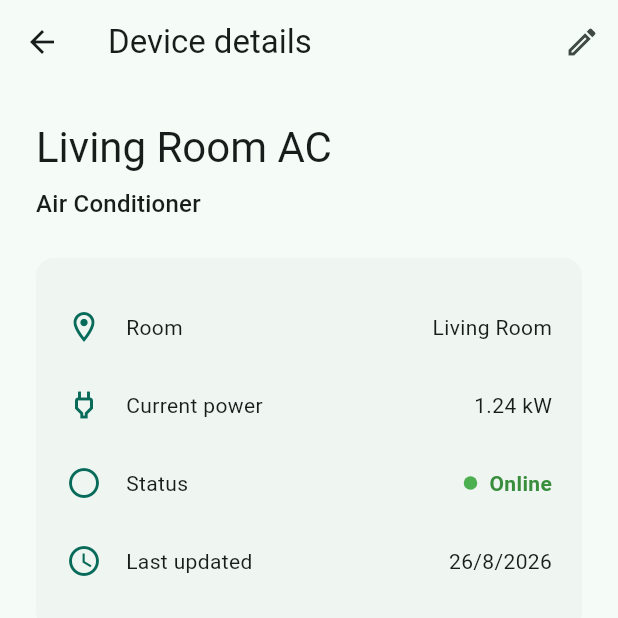
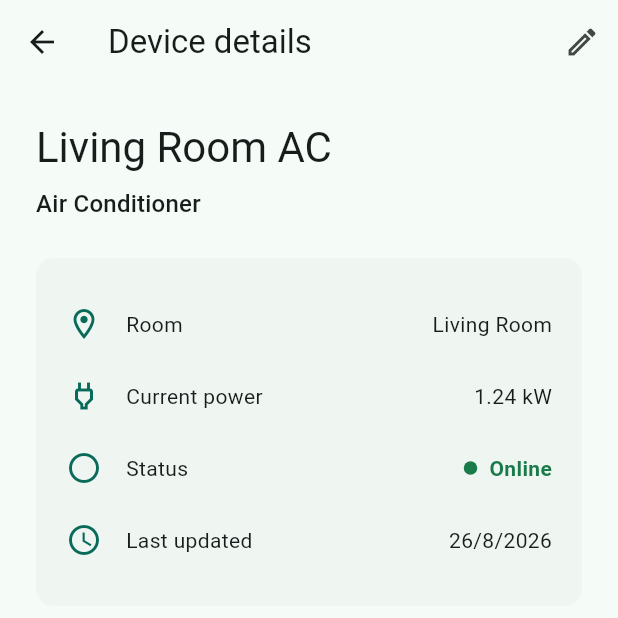
Before and after one commit to Mohamed-Abdulla/wattflow-app, a Flutter app: the screen it shows after launch, after a tap on "Living Room AC", on a phone screen of 412 x 824 dp, the top half of it. Run offline on Flutter 3.47's test engine with Material 3 defaults, Android fonts, the phone set to English and light mode, and no system bars; our stand-ins replace dio, firebase_core, firebase_crashlytics, flutter_riverpod, freezed_annotation, go_router and 1 more; accounts and stored records are empty; generated files the repository leaves out were written again.

Commit message:
feat: implement design system with spacing, sizes, radii, durations, and colors for consistent UI

```diff
--- /dev/null
+++ b/lib/app/theme/app_breakpoints.dart
@@ -0,0 +1,4 @@
+abstract final class AppBreakpoints {
+  static const tablet = 600.0;
+  static const desktop = 900.0;
+}
--- /dev/null
+++ b/lib/app/theme/app_durations.dart
@@ -0,0 +1,5 @@
+abstract final class AppDurations {
+  static const fast = Duration(milliseconds: 150);
+  static const normal = Duration(milliseconds: 250);
+  static const slow = Duration(milliseconds: 350);
+}
--- /dev/null
+++ b/lib/app/theme/app_radii.dart
@@ -0,0 +1,9 @@
+import 'package:flutter/material.dart';
+
+abstract final class AppRadii {
+  static const sm = Radius.circular(8);
+  static const md = Radius.circular(12);
+  static const lg = Radius.circular(16);
+  static const card = BorderRadius.all(md);
+  static const button = BorderRadius.all(md);
+}
--- /dev/null
+++ b/lib/app/theme/app_sizes.dart
@@ -0,0 +1,9 @@
+abstract final class AppSizes {
+  static const minInteractiveDimension = 48.0;
+  static const maxContentWidth = 1200.0;
+  static const formMaxWidth = 560.0;
+  static const iconSm = 18.0;
+  static const iconMd = 24.0;
+  static const iconLg = 40.0;
+  static const statusDot = 9.0;
+}
--- /dev/null
+++ b/lib/app/theme/app_spacing.dart
@@ -0,0 +1,10 @@
+abstract final class AppSpacing {
+  static const xs = 4.0;
+  static const sm = 8.0;
+  static const md = 12.0;
+  static const lg = 16.0;
+  static const xl = 20.0;
+  static const xxl = 24.0;
+  static const xxxl = 32.0;
+  static const section = 48.0;
+}
--- a/lib/app/theme/app_theme.dart
+++ b/lib/app/theme/app_theme.dart
@@ -1,4 +1,8 @@
 import 'package:flutter/material.dart';
+
+import 'app_radii.dart';
+import 'app_sizes.dart';
+import 'wattflow_colors.dart';
 
 abstract final class AppTheme {
   static const _seed = Color(0xFF146B5B);
@@ -7,21 +11,32 @@ abstract final class AppTheme {
       seedColor: _seed,
       brightness: brightness,
     );
+    final brandColors = brightness == Brightness.light
+        ? WattFlowColors.light
+        : WattFlowColors.dark;
     return ThemeData(
       colorScheme: scheme,
       brightness: brightness,
       useMaterial3: true,
       scaffoldBackgroundColor: scheme.surface,
+      extensions: [brandColors],
       inputDecorationTheme: const InputDecorationTheme(
-        border: OutlineInputBorder(),
+        border: OutlineInputBorder(borderRadius: AppRadii.card),
       ),
       cardTheme: const CardThemeData(
         margin: EdgeInsets.zero,
         elevation: 0,
         clipBehavior: Clip.antiAlias,
+        shape: RoundedRectangleBorder(borderRadius: AppRadii.card),
       ),
       filledButtonTheme: FilledButtonThemeData(
-        style: FilledButton.styleFrom(minimumSize: const Size(48, 48)),
+        style: FilledButton.styleFrom(
+          minimumSize: const Size(
+            AppSizes.minInteractiveDimension,
+            AppSizes.minInteractiveDimension,
+          ),
+          shape: const RoundedRectangleBorder(borderRadius: AppRadii.button),
+        ),
       ),
     );
   }
--- /dev/null
+++ b/lib/app/theme/wattflow_colors.dart
@@ -0,0 +1,47 @@
+import 'package:flutter/material.dart';
+
+@immutable
+final class WattFlowColors extends ThemeExtension<WattFlowColors> {
+  const WattFlowColors({
+    required this.online,
+    required this.offline,
+    required this.energyAccent,
+  });
+
+  final Color online;
+  final Color offline;
+  final Color energyAccent;
+
+  static const light = WattFlowColors(
+    online: Color(0xFF197A4A),
+    offline: Color(0xFF667085),
+    energyAccent: Color(0xFF146B5B),
+  );
+
+  static const dark = WattFlowColors(
+    online: Color(0xFF62D994),
+    offline: Color(0xFFB5BBC7),
+    energyAccent: Color(0xFF7ADFCB),
+  );
+
+  @override
+  WattFlowColors copyWith({
+    Color? online,
+    Color? offline,
+    Color? energyAccent,
+  }) => WattFlowColors(
+    online: online ?? this.online,
+    offline: offline ?? this.offline,
+    energyAccent: energyAccent ?? this.energyAccent,
+  );
+
+  @override
+  WattFlowColors lerp(covariant WattFlowColors? other, double t) {
+    if (other == null) return this;
+    return WattFlowColors(
+      online: Color.lerp(online, other.online, t)!,
+      offline: Color.lerp(offline, other.offline, t)!,
+      energyAccent: Color.lerp(energyAccent, other.energyAccent, t)!,
+    );
+  }
+}
--- a/lib/core/widgets/app_widgets.dart
+++ b/lib/core/widgets/app_widgets.dart
@@ -1,4 +1,7 @@
 import 'package:flutter/material.dart';
+
+import '../../app/theme/app_sizes.dart';
+import '../../app/theme/app_spacing.dart';
 
 class ResponsiveContainer extends StatelessWidget {
   const ResponsiveContainer({required this.child, super.key});
@@ -6,8 +9,11 @@ class ResponsiveContainer extends StatelessWidget {
   @override
   Widget build(BuildContext context) => Center(
     child: ConstrainedBox(
-      constraints: const BoxConstraints(maxWidth: 1200),
-      child: Padding(padding: const EdgeInsets.all(24), child: child),
+      constraints: const BoxConstraints(maxWidth: AppSizes.maxContentWidth),
+      child: Padding(
+        padding: const EdgeInsets.all(AppSpacing.xxl),
+        child: child,
+      ),
     ),
   );
 }
@@ -20,7 +26,10 @@ class AppCard extends StatelessWidget {
   Widget build(BuildContext context) => Card(
     child: InkWell(
       onTap: onTap,
-      child: Padding(padding: const EdgeInsets.all(20), child: child),
+      child: Padding(
+        padding: const EdgeInsets.all(AppSpacing.xl),
+        child: child,
+      ),
     ),
   );
 }
@@ -45,11 +54,11 @@ class EmptyState extends StatelessWidget {
           size: 56,
           color: Theme.of(context).colorScheme.primary,
         ),
-        const SizedBox(height: 16),
+        const SizedBox(height: AppSpacing.lg),
         Text(title, style: Theme.of(context).textTheme.titleLarge),
-        const SizedBox(height: 8),
+        const SizedBox(height: AppSpacing.sm),
         Text(message),
-        if (action != null) ...[const SizedBox(height: 20), action!],
+        if (action != null) ...[const SizedBox(height: AppSpacing.xl), action!],
       ],
     ),
   );
--- a/lib/features/devices/presentation/pages/device_details_page.dart
+++ b/lib/features/devices/presentation/pages/device_details_page.dart
@@ -2,6 +2,7 @@ import 'package:flutter/material.dart';
 import 'package:flutter_riverpod/flutter_riverpod.dart';
 import 'package:go_router/go_router.dart';
 
+import '../../../../app/theme/app_spacing.dart';
 import '../../../../core/error/app_failure.dart';
 import '../../../../core/widgets/app_widgets.dart';
 import '../../domain/entities/device.dart';
@@ -71,12 +72,12 @@ class _DeviceDetailsView extends StatelessWidget {
         crossAxisAlignment: CrossAxisAlignment.start,
         children: [
           Text(device.name, style: Theme.of(context).textTheme.headlineMedium),
-          const SizedBox(height: 8),
+          const SizedBox(height: AppSpacing.sm),
           Text(
             device.type.label,
             style: Theme.of(context).textTheme.titleMedium,
           ),
-          const SizedBox(height: 24),
+          const SizedBox(height: AppSpacing.xxl),
           AppCard(
             child: Column(
               children: [
@@ -115,11 +116,11 @@ class _DeviceDetailsView extends StatelessWidget {
     String? value, {
     Widget? trailing,
   }) => Padding(
-    padding: const EdgeInsets.symmetric(vertical: 14),
+    padding: const EdgeInsets.symmetric(vertical: AppSpacing.md),
     child: Row(
       children: [
         Icon(icon, color: Theme.of(context).colorScheme.primary),
-        const SizedBox(width: 16),
+        const SizedBox(width: AppSpacing.lg),
         Expanded(child: Text(label)),
         trailing ?? Text(value ?? ''),
       ],
--- a/lib/features/devices/presentation/pages/device_form_page.dart
+++ b/lib/features/devices/presentation/pages/device_form_page.dart
@@ -5,6 +5,8 @@ import 'package:go_router/go_router.dart';
 import '../../../../core/error/app_failure.dart';
 import '../../../../core/widgets/app_feedback.dart';
 import '../../../../core/widgets/app_widgets.dart';
+import '../../../../app/theme/app_sizes.dart';
+import '../../../../app/theme/app_spacing.dart';
 import '../../domain/entities/device.dart';
 import '../controllers/devices_controller.dart';
 
@@ -90,9 +92,9 @@ class _DeviceFormViewState extends ConsumerState<_DeviceFormView> {
     appBar: AppBar(title: Text(_isEditing ? 'Edit device' : 'Add device')),
     body: Center(
       child: ConstrainedBox(
-        constraints: const BoxConstraints(maxWidth: 560),
+        constraints: const BoxConstraints(maxWidth: AppSizes.formMaxWidth),
         child: Padding(
-          padding: const EdgeInsets.all(24),
+          padding: const EdgeInsets.all(AppSpacing.xxl),
           child: Form(
             key: _formKey,
             child: ListView(
@@ -102,14 +104,14 @@ class _DeviceFormViewState extends ConsumerState<_DeviceFormView> {
                   _isEditing ? 'Update device details' : 'Connect a device',
                   style: Theme.of(context).textTheme.headlineSmall,
                 ),
-                const SizedBox(height: 24),
+                const SizedBox(height: AppSpacing.xxl),
                 TextFormField(
                   controller: _name,
                   textInputAction: TextInputAction.next,
                   decoration: const InputDecoration(labelText: 'Name'),
                   validator: _required,
                 ),
-                const SizedBox(height: 16),
+                const SizedBox(height: AppSpacing.lg),
                 DropdownButtonFormField<DeviceType>(
                   initialValue: _type,
                   decoration: const InputDecoration(labelText: 'Type'),
@@ -124,7 +126,7 @@ class _DeviceFormViewState extends ConsumerState<_DeviceFormView> {
                   onChanged: (value) => setState(() => _type = value),
                   validator: (value) => value == null ? 'Select a type' : null,
                 ),
-                const SizedBox(height: 16),
+                const SizedBox(height: AppSpacing.lg),
                 TextFormField(
                   controller: _room,
                   textInputAction: TextInputAction.done,
@@ -132,12 +134,12 @@ class _DeviceFormViewState extends ConsumerState<_DeviceFormView> {
                   validator: _required,
                   onFieldSubmitted: (_) => _save(),
                 ),
-                const SizedBox(height: 24),
+                const SizedBox(height: AppSpacing.xxl),
                 FilledButton.icon(
                   onPressed: _saving ? null : _save,
                   icon: _saving
                       ? const SizedBox.square(
-                          dimension: 18,
+                          dimension: AppSizes.iconSm,
                           child: CircularProgressIndicator(strokeWidth: 2),
                         )
                       : const Icon(Icons.check),
--- a/lib/features/devices/presentation/pages/device_list_page.dart
+++ b/lib/features/devices/presentation/pages/device_list_page.dart
@@ -2,6 +2,8 @@ import 'package:flutter/material.dart';
 import 'package:flutter_riverpod/flutter_riverpod.dart';
 import 'package:go_router/go_router.dart';
 
+import '../../../../app/theme/app_breakpoints.dart';
+import '../../../../app/theme/app_spacing.dart';
 import '../../../../core/error/app_failure.dart';
 import '../../../../core/widgets/app_feedback.dart';
 import '../../../../core/widgets/app_widgets.dart';
@@ -37,7 +39,7 @@ class _DeviceListPageState extends ConsumerState<DeviceListPage> {
             tooltip: 'Refresh devices',
             icon: const Icon(Icons.refresh),
           ),
-          const SizedBox(width: 8),
+          const SizedBox(width: AppSpacing.sm),
         ],
       ),
       floatingActionButton: FloatingActionButton.extended(
@@ -53,12 +55,12 @@ class _DeviceListPageState extends ConsumerState<DeviceListPage> {
               'Manage your energy devices',
               style: Theme.of(context).textTheme.headlineMedium,
             ),
-            const SizedBox(height: 8),
+            const SizedBox(height: AppSpacing.sm),
             Text(
               'Monitor status and keep device details up to date.',
               style: Theme.of(context).textTheme.bodyLarge,
             ),
-            const SizedBox(height: 24),
+            const SizedBox(height: AppSpacing.xxl),
             Row(
               children: [
                 Expanded(
@@ -75,7 +77,7 @@ class _DeviceListPageState extends ConsumerState<DeviceListPage> {
                     ),
                   ),
                 ),
-                const SizedBox(width: 12),
+                const SizedBox(width: AppSpacing.md),
                 DropdownButton<String>(
                   value: _filter,
                   items: const [
@@ -88,7 +90,7 @@ class _DeviceListPageState extends ConsumerState<DeviceListPage> {
                 ),
               ],
             ),
-            const SizedBox(height: 24),
+            const SizedBox(height: AppSpacing.xxl),
             Expanded(
               child: devices.when(
                 loading: () => const Center(child: CircularProgressIndicator()),
@@ -119,9 +121,10 @@ class _DeviceListPageState extends ConsumerState<DeviceListPage> {
                   }
                   return LayoutBuilder(
                     builder: (context, constraints) {
-                      final columns = constraints.maxWidth >= 900
+                      final columns =
+                          constraints.maxWidth >= AppBreakpoints.desktop
                           ? 3
-                          : constraints.maxWidth >= 600
+                          : constraints.maxWidth >= AppBreakpoints.tablet
                           ? 2
                           : 1;
                       return RefreshIndicator(
@@ -129,12 +132,14 @@ class _DeviceListPageState extends ConsumerState<DeviceListPage> {
                             .read(devicesControllerProvider.notifier)
                             .refresh(),
                         child: GridView.builder(
-                          padding: const EdgeInsets.only(bottom: 90),
+                          padding: const EdgeInsets.only(
+                            bottom: AppSpacing.section,
+                          ),
                           gridDelegate:
                               SliverGridDelegateWithFixedCrossAxisCount(
                                 crossAxisCount: columns,
-                                crossAxisSpacing: 16,
-                                mainAxisSpacing: 16,
+                                crossAxisSpacing: AppSpacing.lg,
+                                mainAxisSpacing: AppSpacing.lg,
                                 childAspectRatio: columns == 1 ? 2.2 : 1.45,
                               ),
                           itemCount: filtered.length,
--- a/lib/features/devices/presentation/widgets/device_card.dart
+++ b/lib/features/devices/presentation/widgets/device_card.dart
@@ -1,4 +1,7 @@
 import 'package:flutter/material.dart';
+
+import '../../../../app/theme/app_sizes.dart';
+import '../../../../app/theme/app_spacing.dart';
 import '../../domain/entities/device.dart';
 import 'device_status_indicator.dart';
 
@@ -19,14 +22,14 @@ class DeviceCard extends StatelessWidget {
     child: InkWell(
       onTap: onTap,
       child: Padding(
-        padding: const EdgeInsets.all(20),
+        padding: const EdgeInsets.all(AppSpacing.xl),
         child: Column(
           crossAxisAlignment: CrossAxisAlignment.start,
           children: [
             Row(
               children: [
                 CircleAvatar(child: Icon(_icon(device.type))),
-                const SizedBox(width: 14),
+                const SizedBox(width: AppSpacing.xl),
                 Expanded(
                   child: Column(
                     crossAxisAlignment: CrossAxisAlignment.start,
@@ -55,7 +58,7 @@ class DeviceCard extends StatelessWidget {
                 ),
               ],
             ),
-            const SizedBox(height: 22),
+            const SizedBox(height: AppSpacing.xxl),
             Row(
               children: [
                 Expanded(
@@ -67,15 +70,15 @@ class DeviceCard extends StatelessWidget {
                 ),
               ],
             ),
-            const SizedBox(height: 10),
+            const SizedBox(height: AppSpacing.sm),
             Row(
               children: [
                 Icon(
                   Icons.room_outlined,
-                  size: 18,
+                  size: AppSizes.iconSm,
                   color: Theme.of(context).colorScheme.outline,
                 ),
-                const SizedBox(width: 8),
+                const SizedBox(width: AppSpacing.sm),
                 Text(device.room),
               ],
             ),
--- a/lib/features/devices/presentation/widgets/device_status_indicator.dart
+++ b/lib/features/devices/presentation/widgets/device_status_indicator.dart
@@ -1,30 +1,30 @@
 import 'package:flutter/material.dart';
+
+import '../../../../app/theme/app_sizes.dart';
+import '../../../../app/theme/app_spacing.dart';
+import '../../../../app/theme/wattflow_colors.dart';
 
 class DeviceStatusIndicator extends StatelessWidget {
   const DeviceStatusIndicator({required this.isOnline, super.key});
   final bool isOnline;
   @override
-  Widget build(BuildContext context) => Row(
+  Widget build(BuildContext context) {
+    final colors = Theme.of(context).extension<WattFlowColors>()!;
+    final statusColor = isOnline ? colors.online : colors.offline;
+    return Row(
       mainAxisSize: MainAxisSize.min,
       children: [
         Container(
-        width: 9,
-        height: 9,
-        decoration: BoxDecoration(
-          shape: BoxShape.circle,
-          color: isOnline
-              ? Colors.green
-              : Theme.of(context).colorScheme.outline,
+          width: AppSizes.statusDot,
+          height: AppSizes.statusDot,
+          decoration: BoxDecoration(shape: BoxShape.circle, color: statusColor),
         ),
-      ),
-      const SizedBox(width: 8),
+        const SizedBox(width: AppSpacing.sm),
         Text(
           isOnline ? 'Online' : 'Offline',
-        style: TextStyle(
-          color: isOnline ? Colors.green.shade700 : null,
-          fontWeight: FontWeight.w600,
-        ),
+          style: TextStyle(color: statusColor, fontWeight: FontWeight.w600),
         ),
       ],
     );
   }
+}
```
Also changed, not shown: 1 other file. Lines whose indentation alone changed are shown as unchanged.
